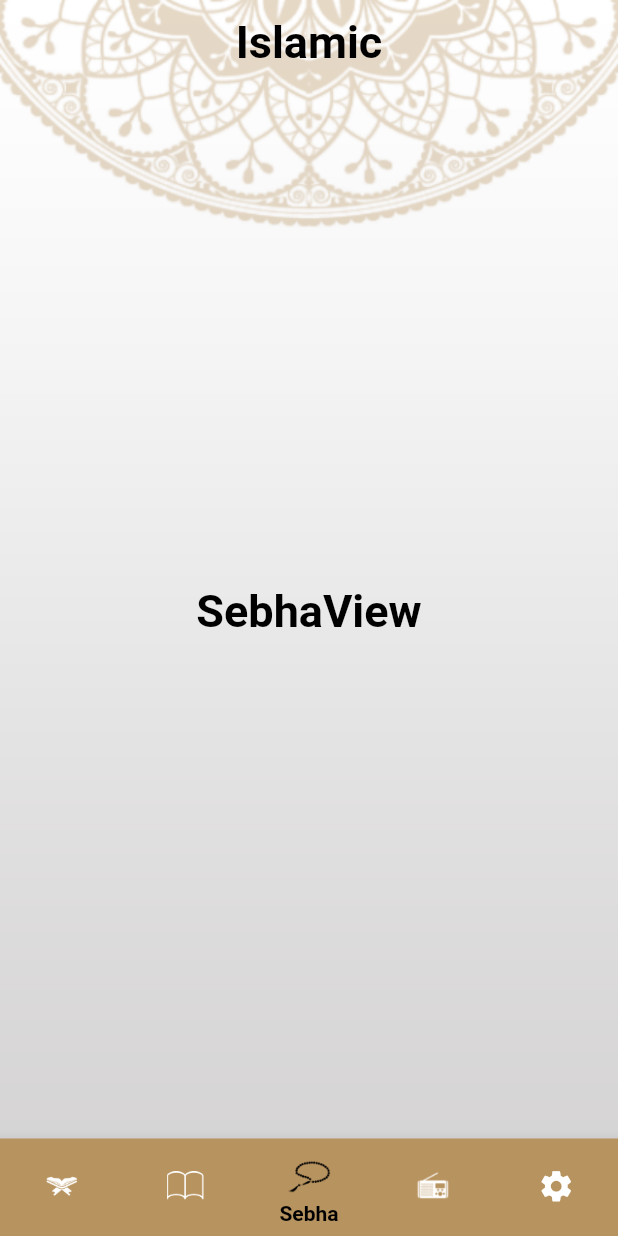
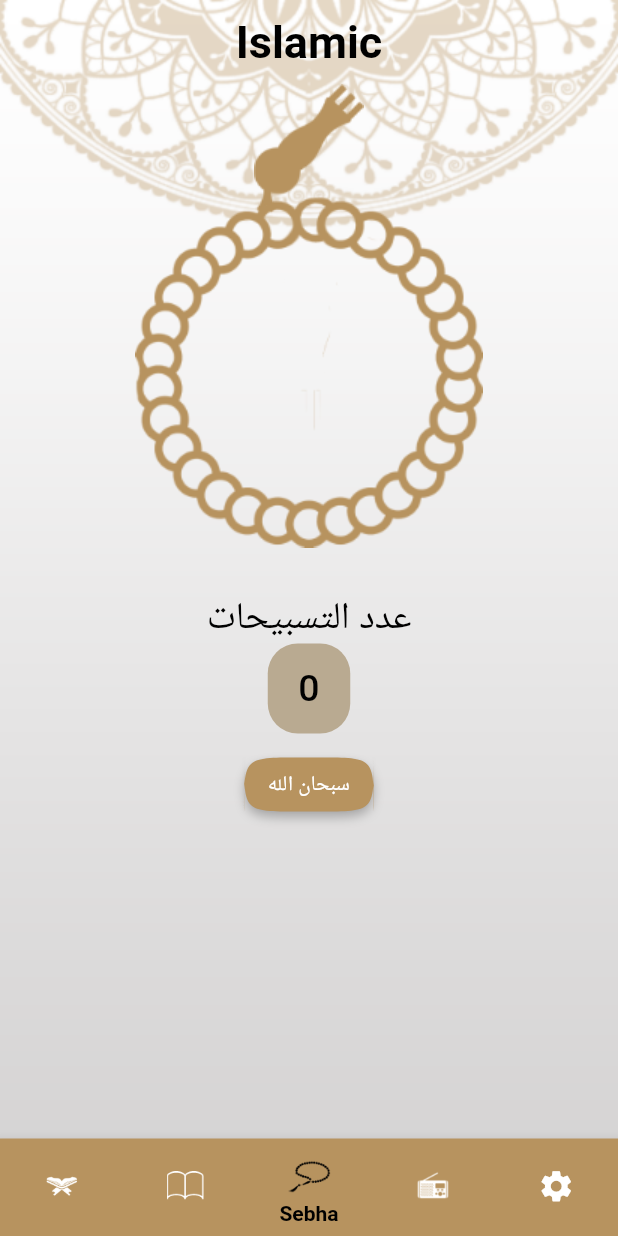
Before and after one commit to omarhamedmakram/islamic, a Flutter app: the screen it shows after launch, item 3 of the bottom bar chosen, on a phone screen of 412 x 824 dp. Run offline on Flutter 3.47's test engine with Material 2 defaults, Android fonts, the phone set to English and light mode, and no system bars.

Commit message:
add sebha_view

```diff
--- a/lib/core/my_theme/my_theme.dart
+++ b/lib/core/my_theme/my_theme.dart
@@ -2,6 +2,7 @@ import 'package:flutter/material.dart';
 
 class MyTheme {
   static ThemeData lightTheme = ThemeData(
+      canvasColor: Color(0xFFB9AA91),
       textTheme: TextTheme(
           bodyMedium: TextStyle(
               fontSize: 25, fontWeight: FontWeight.w500, color: Colors.black)),
--- a/lib/modules/sebha_view/sebha_view.dart
+++ b/lib/modules/sebha_view/sebha_view.dart
@@ -1,15 +1,94 @@
 import 'package:flutter/material.dart';
 
-class SebhaView extends StatelessWidget {
-  const SebhaView({super.key});
+class SebhaView extends StatefulWidget {
+  @override
+  State<SebhaView> createState() => _SebhaViewState();
+}
+
+class _SebhaViewState extends State<SebhaView> {
+  int counterSebha = 0;
+  int indexList = 0;
+  List<String> Remembrance = [
+    'سبحان الله',
+    'الحمد لله',
+    'الله اكبر',
+    'استغفر الله',
+  ];
+  double truns = 0.0;
 
   @override
   Widget build(BuildContext context) {
-    return Center(
-      child: Text(
-        'SebhaView',
-        style: TextStyle(fontSize: 30, fontWeight: FontWeight.bold),
+    print(Remembrance.length);
+    var theme = Theme.of(context);
+    return Container(
+      width: MediaQuery.of(context).size.width,
+      height: MediaQuery.of(context).size.height,
+      child: Column(
+        children: [
+          Stack(
+            alignment: Alignment.topCenter,
+            children: [
+              Image.asset('assets/images/head of seb7a.png'),
+              InkWell(
+                onTap: () {
+                  truns += 0.3;
+                  setState(() {});
+                },
+                child: Container(
+                  // color: Colors.red,
+                  margin: EdgeInsetsDirectional.only(top: 75, bottom: 30),
+                  child: Transform.rotate(
+                    angle: truns,
+                    child: Image.asset('assets/images/body of seb7a.png'),
+                  ),
+                ),
+              ),
+            ],
+          ),
+          const Text(
+            'عدد التسبيحات ',
+            textAlign: TextAlign.center,
+          ),
+          Container(
+            margin: EdgeInsetsDirectional.only(bottom: 10),
+            alignment: Alignment.center,
+            width: 55,
+            height: 60,
+            decoration: BoxDecoration(
+              borderRadius: BorderRadiusDirectional.circular(20.0),
+              color: theme.canvasColor,
+            ),
+            child: Text(
+              '$counterSebha',
+              style: TextStyle(),
+            ),
+          ),
+          ElevatedButton(
+              onPressed: () {
+                setState(() {
+                  truns += 0.3;
+
+                  ChangeSebha();
+                });
+              },
+              style: ButtonStyle(
+                  shape: MaterialStatePropertyAll(ContinuousRectangleBorder(
+                      borderRadius: BorderRadius.circular(40.0))),
+                  backgroundColor:
+                      MaterialStatePropertyAll(theme.primaryColor)),
+              child: Text('${Remembrance[indexList]}'))
+        ],
       ),
     );
   }
+
+  void ChangeSebha() {
+    counterSebha++;
+    if (counterSebha >= 33) {
+      indexList++;
+      counterSebha = 0;
+    } else if (indexList == Remembrance.length - 1) {
+      indexList = 0;
+    }
+  }
 }
```
Also changed, not shown: assets/images/2.0x/head of seb7a@2x.png (added), assets/images/3.0x/head of seb7a@3x.png (added), assets/images/body of seb7a.png (added), assets/images/head of seb7a.png (added), 1 other file.
